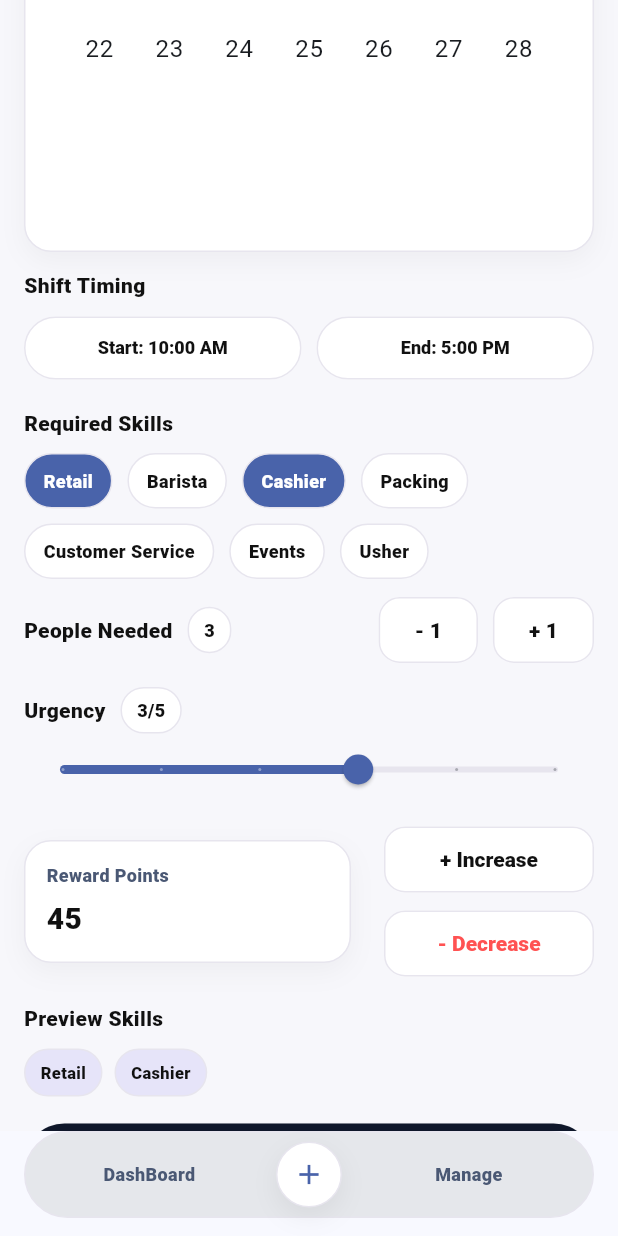
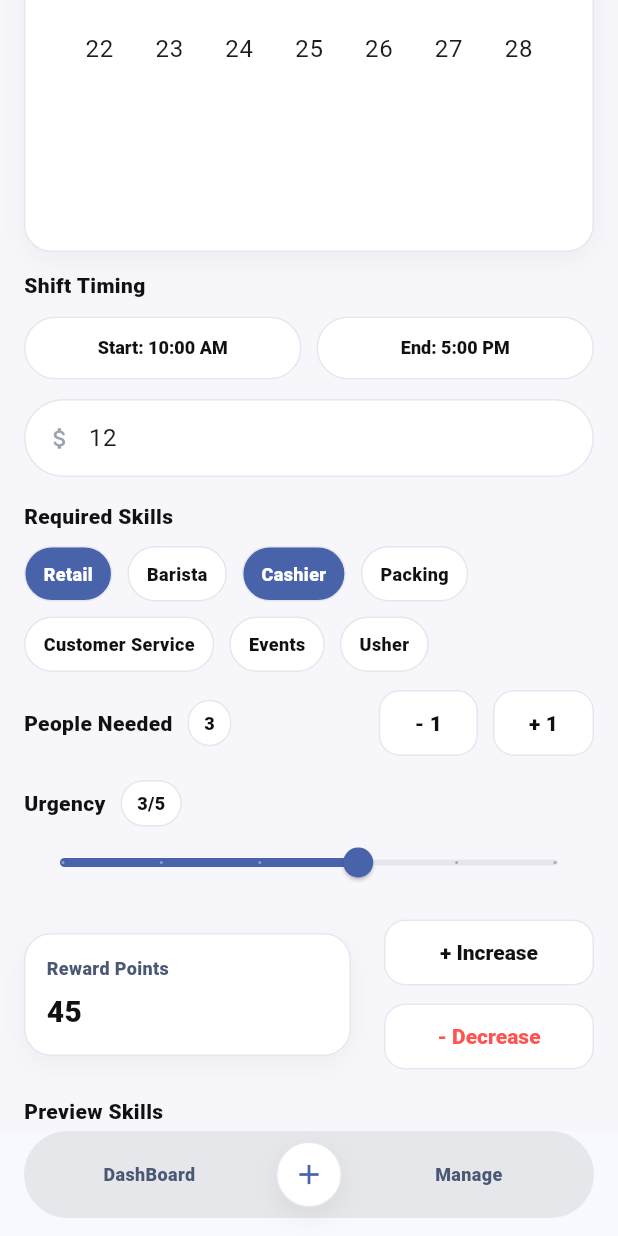
Before and after one commit to Belnorr/SmartShift_application, a Flutter app: the CreateShiftScreen screen opened by its route, scrolled down 576 dp, on a phone screen of 412 x 824 dp. Run offline on Flutter 3.47's test engine with Material 3 defaults, Android fonts, the phone set to English and light mode, and no system bars; our stand-ins replace cloud_firestore, firebase_auth, firebase_core, fl_chart, go_router, shared_preferences; accounts and stored records are empty.

Commit message:
payperhour fixed

```diff
--- a/lib/screens/employer/create_shift_screen.dart
+++ b/lib/screens/employer/create_shift_screen.dart
@@ -18,17 +18,17 @@ class CreateShiftScreen extends StatefulWidget {
 class _CreateShiftScreenState extends State<CreateShiftScreen> {
   final title = TextEditingController();
   final location = TextEditingController();
+  final payCtrl = TextEditingController(text: '12'); // default
+  final ScrollController _thumbCtrl = ScrollController();
 
   DateTime selectedDate = DateTime.now().add(const Duration(days: 2));
   TimeOfDay start = const TimeOfDay(hour: 10, minute: 0);
   TimeOfDay end = const TimeOfDay(hour: 17, minute: 0);
 
   double urgency = 3;
-
-  final ScrollController _thumbCtrl = ScrollController();
-
   @override
   void dispose() {
+    payCtrl.dispose();
     _thumbCtrl.dispose();
     title.dispose();
     location.dispose();
@@ -154,6 +154,16 @@ class _CreateShiftScreenState extends State<CreateShiftScreen> {
       return;
     }
 
+    final pay = int.tryParse(payCtrl.text.trim()) ?? 0;
+
+if (pay <= 0) {
+  ScaffoldMessenger.of(context).showSnackBar(
+    const SnackBar(content: Text("Please enter a valid pay per hour (> 0)")),
+  );
+  return;
+}
+
+
     try {
       await FirestoreService.instance.createShift(
         title: t,
@@ -166,6 +176,7 @@ class _CreateShiftScreenState extends State<CreateShiftScreen> {
         skills: skills.toList(),
         slotsTotal: slotsTotal,
         thumbnailPath: selectedThumbPath,
+        payPerHour: pay,
       );
 
       if (!mounted) return;
@@ -364,6 +375,14 @@ class _CreateShiftScreenState extends State<CreateShiftScreen> {
               ],
             ),
 
+            const SizedBox(height: 10),
+            _CapsuleField(
+              label: 'Pay per hour (\$/h)',
+              controller: payCtrl,
+              icon: Icons.attach_money,
+              keyboardType: TextInputType.number,
+            ),
+
             const SizedBox(height: 16),
             Text(
               'Required Skills',
@@ -500,7 +519,7 @@ class _CreateShiftScreenState extends State<CreateShiftScreen> {
                 activeTrackColor: ss.primary,
                 inactiveTrackColor: const Color(0xFFE7E5EE),
                 thumbColor: ss.primary,
-                overlayColor: ss.primary.withValues(alpha:0.15),
+                overlayColor: ss.primary.withValues(alpha: 0.15),
               ),
               child: Slider(
                 value: urgency,
@@ -649,7 +668,7 @@ class _Card extends StatelessWidget {
         border: Border.all(color: const Color(0xFFE7E5EE)),
         boxShadow: [
           BoxShadow(
-            color: Colors.black.withValues(alpha:0.04),
+            color: Colors.black.withValues(alpha: 0.04),
             blurRadius: 14,
             offset: const Offset(0, 6),
           ),
--- a/lib/screens/employer/manage_shifts_screen.dart
+++ b/lib/screens/employer/manage_shifts_screen.dart
@@ -399,9 +399,9 @@ class _ManageShiftCard extends StatelessWidget {
           Container(
             padding: const EdgeInsets.symmetric(horizontal: 10, vertical: 6),
             decoration: BoxDecoration(
-              color: color.withOpacity(0.12),
+              color: color.withValues(alpha: .12),
               borderRadius: BorderRadius.circular(999),
-              border: Border.all(color: color.withOpacity(0.35)),
+              border: Border.all(color: color.withValues(alpha:0.35)),
             ),
             child: Text(
               "Urgency $urgency/5",
--- a/lib/services/firestore_service.dart
+++ b/lib/services/firestore_service.dart
@@ -53,6 +53,7 @@ class FirestoreService {
     required List<String> skills,
     required int slotsTotal,
     String? thumbnailPath,
+    required int payPerHour,
   }) async {
     final uid = _auth.currentUser?.uid;
     if (uid == null) throw Exception("Not logged in");
@@ -74,7 +75,7 @@ class FirestoreService {
       date: date,
       start: start,
       end: end,
-      hourlyRate: 0,
+      hourlyRate: payPerHour,
       urgency: urgency,
       points: points,
       skills: skills,
```
